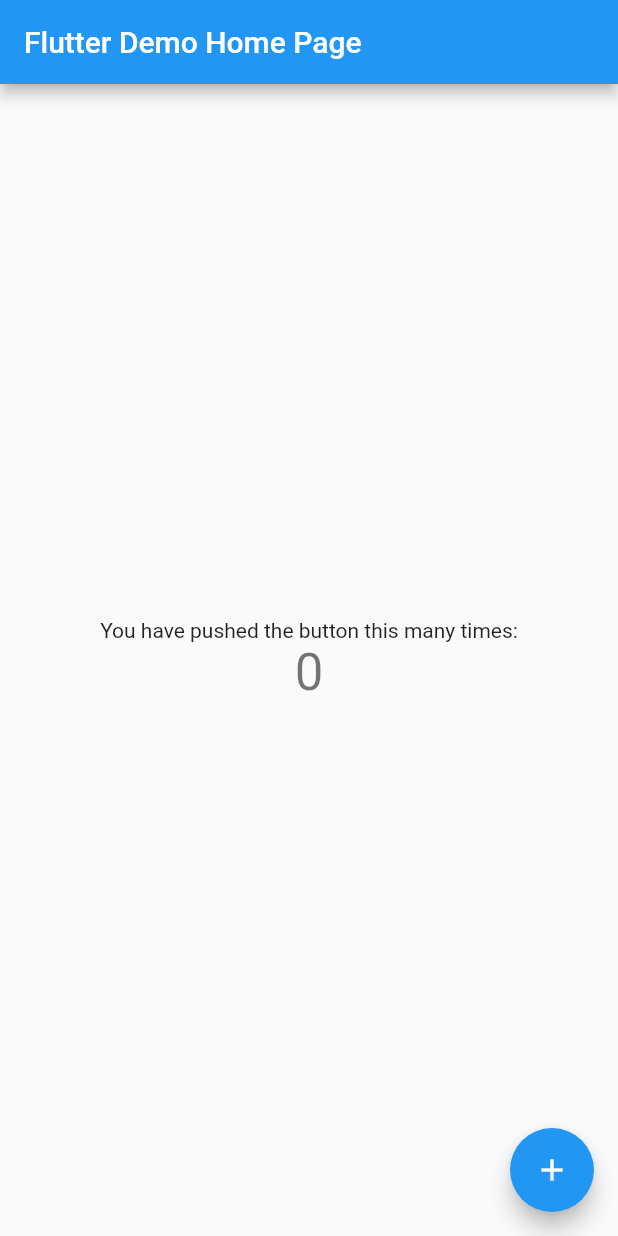
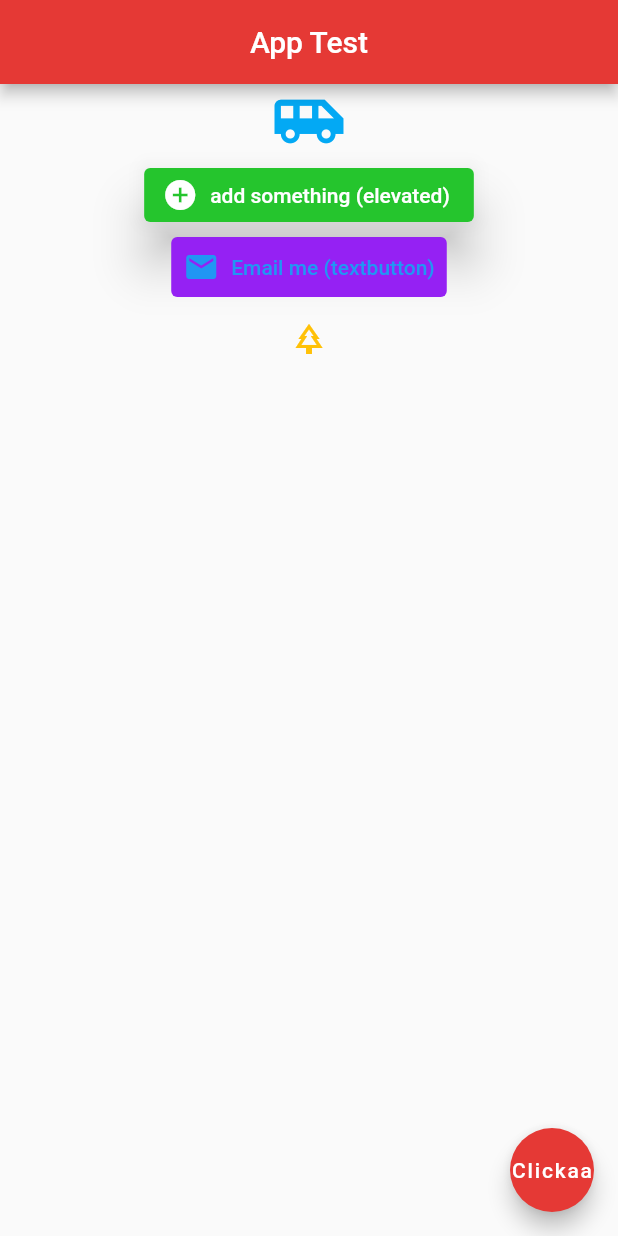
Before and after one commit to MaxPDev/flutter_notes, a Flutter app: the screen it shows after launch, on a phone screen of 412 x 824 dp. Run offline on Flutter 3.47's test engine with Material 2 defaults, Android fonts, the light colour scheme and no system bars.

Commit message:
scaffold, image and icon done

```diff
--- a/lib/main.dart
+++ b/lib/main.dart
@@ -1,115 +1,64 @@
 import 'package:flutter/material.dart';
 
 void main() {
-  runApp(const MyApp());
+  runApp(MaterialApp(
+    home: Home(),
+  ));
 }
 
-class MyApp extends StatelessWidget {
-  const MyApp({Key? key}) : super(key: key);
+class Home extends StatelessWidget {
+  const Home({Key? key}) : super(key: key);
 
-  // This widget is the root of your application.
   @override
   Widget build(BuildContext context) {
-    return MaterialApp(
-      title: 'Flutter Demo',
-      theme: ThemeData(
-        // This is the theme of your application.
-        //
-        // Try running your application with "flutter run". You'll see the
-        // application has a blue toolbar. Then, without quitting the app, try
-        // changing the primarySwatch below to Colors.green and then invoke
-        // "hot reload" (press "r" in the console where you ran "flutter run",
-        // or simply save your changes to "hot reload" in a Flutter IDE).
-        // Notice that the counter didn't reset back to zero; the application
-        // is not restarted.
-        primarySwatch: Colors.blue,
+    return Scaffold(
+      appBar: AppBar(
+        title: Text("App Test"),
+        centerTitle: true,
+        backgroundColor: Colors.red[600],
       ),
-      home: const MyHomePage(title: 'Flutter Demo Home Page'),
+      body: Column(
+        children: [
+          Center(
+              child: Icon(
+            Icons.airport_shuttle,
+            color: Colors.lightBlue,
+            size: 50.0,
+          )
+          ),
+
+          //# on peut faire un ElevatedButton ou ElevatedButton.icon, idem avec TextButton
+          ElevatedButton.icon(
+            onPressed: () {print('elevated button'); print('add circle');},
+            icon: Icon(Icons.add_circle),
+            label: Text('add something (elevated)'),
+            style: ButtonStyle(
+              backgroundColor: MaterialStateProperty.all<Color>(Color.fromARGB(255, 37, 197, 45)),
+              elevation: MaterialStateProperty.all<double>(14.0),
+              ),
+            // style: ButtonStyle()
+
+            ),
+          TextButton.icon(
+            onPressed: () {print('Email me');},
+            icon: Icon(Icons.mail),
+            label: Text("Email me (textbutton)"),
+            style: ButtonStyle(
+              backgroundColor: MaterialStateProperty.all<Color>(Color.fromARGB(255, 149, 33, 243))
+            )
+            ),
+            IconButton(
+              onPressed: () {print('IconButton pressed dude');},
+              icon: Icon(Icons.park_outlined),
+              color: Colors.amber
+              )
+        ],
+      ),
+      floatingActionButton: FloatingActionButton(
+        onPressed: () {},
+        child: Text('Clickaa'),
+        backgroundColor: Colors.red[600],
+      ),
     );
   }
 }
-
-class MyHomePage extends StatefulWidget {
-  const MyHomePage({Key? key, required this.title}) : super(key: key);
-
-  // This widget is the home page of your application. It is stateful, meaning
-  // that it has a State object (defined below) that contains fields that affect
-  // how it looks.
-
-  // This class is the configuration for the state. It holds the values (in this
-  // case the title) provided by the parent (in this case the App widget) and
-  // used by the build method of the State. Fields in a Widget subclass are
-  // always marked "final".
-
-  final String title;
-
-  @override
-  State<MyHomePage> createState() => _MyHomePageState();
-}
-
-class _MyHomePageState extends State<MyHomePage> {
-  int _counter = 0;
-
-  void _incrementCounter() {
-    setState(() {
-      // This call to setState tells the Flutter framework that something has
-      // changed in this State, which causes it to rerun the build method below
-      // so that the display can reflect the updated values. If we changed
-      // _counter without calling setState(), then the build method would not be
-      // called again, and so nothing would appear to happen.
-      _counter++;
-    });
-  }
-
-  @override
-  Widget build(BuildContext context) {
-    // This method is rerun every time setState is called, for instance as done
-    // by the _incrementCounter method above.
-    //
-    // The Flutter framework has been optimized to make rerunning build methods
-    // fast, so that you can just rebuild anything that needs updating rather
-    // than having to individually change instances of widgets.
-    return Scaffold(
-      appBar: AppBar(
-        // Here we take the value from the MyHomePage object that was created by
-        // the App.build method, and use it to set our appbar title.
-        title: Text(widget.title),
-      ),
-      body: Center(
-        // Center is a layout widget. It takes a single child and positions it
-        // in the middle of the parent.
-        child: Column(
-          // Column is also a layout widget. It takes a list of children and
-          // arranges them vertically. By default, it sizes itself to fit its
-          // children horizontally, and tries to be as tall as its parent.
-          //
-          // Invoke "debug painting" (press "p" in the console, choose the
-          // "Toggle Debug Paint" action from the Flutter Inspector in Android
-          // Studio, or the "Toggle Debug Paint" command in Visual Studio Code)
-          // to see the wireframe for each widget.
-          //
-          // Column has various properties to control how it sizes itself and
-          // how it positions its children. Here we use mainAxisAlignment to
-          // center the children vertically; the main axis here is the vertical
-          // axis because Columns are vertical (the cross axis would be
-          // horizontal).
-          mainAxisAlignment: MainAxisAlignment.center,
-          children: <Widget>[
-            const Text(
-              'You have pushed the button this many times:',
-            ),
-            Text(
-              '$_counter',
-              style: Theme.of(context).textTheme.headline4,
-            ),
-          ],
-        ),
-      ),
-      floatingActionButton: FloatingActionButton(
-        onPressed: _incrementCounter,
-        tooltip: 'Increment',
-        child: const Icon(Icons.add),
-      ), // This trailing comma makes auto-formatting nicer for build methods.
-    );
-  }
-}
--- /dev/null
+++ b/lib/main_I_image_assets.dart
@@ -0,0 +1,42 @@
+import 'package:flutter/material.dart';
+
+void main() {
+  runApp(MaterialApp(
+      home: Home(),
+    )
+  );
+}
+
+class Home extends StatelessWidget {
+  const Home({Key? key}) : super(key: key);
+
+  @override
+  Widget build(BuildContext context) {
+    return Scaffold(
+    appBar: AppBar(
+      title: Text("App Test"),
+      centerTitle: true,
+      backgroundColor: Colors.red[600],
+    ),
+    body: Center(
+
+      //# full styntax
+
+      // child: Image(
+      //   // image: NetworkImage('https://images.unsplash.com/photo-1546102426-08d5135b1046?ixlib=rb-1.2.1&raw_url=true&q=80&fm=jpg&crop=entropy&cs=tinysrgb&ixid=MnwxMjA3fDB8MHxwaG90by1wYWdlfHx8fGVufDB8fHx8&auto=format&fit=crop&w=764'),
+      //   image: AssetImage('assets/piet2.jpg'),
+      // ),
+
+      //# shorter syntax
+      child: Image.asset('assets/piet2.jpg')
+      // or Image.network for url
+    ),
+    floatingActionButton: FloatingActionButton(
+      onPressed: () {},
+      child: Text('Clickaa'),
+      backgroundColor: Colors.red[600],
+    ),
+   )
+   ;
+  }
+}
```
Also changed, not shown: fonts/Indie_Flower/OFL.txt (added, +93 -0 lines), lib/main_I_scaffold_stateless_fonts.dart (added, +41 -0 lines), pubspec.yaml (+8 -15 lines), assets/piet0.png (added), assets/piet1.jpg (added), assets/piet2.jpg (added), fonts/Indie_Flower/IndieFlower-Regular.ttf (added), 1 other file.
